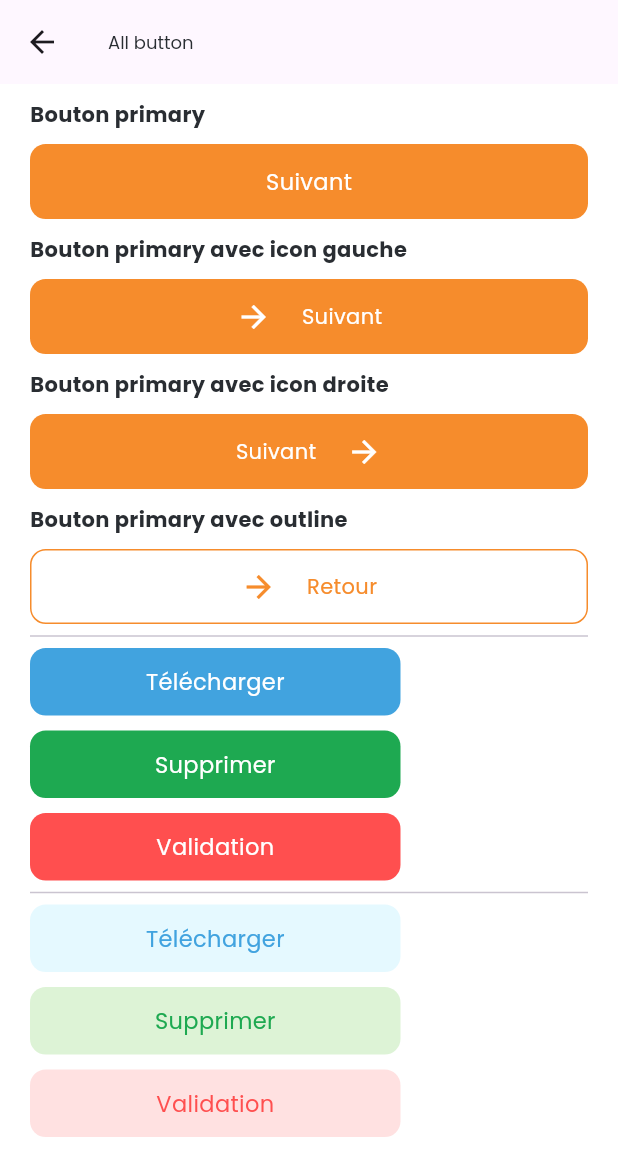
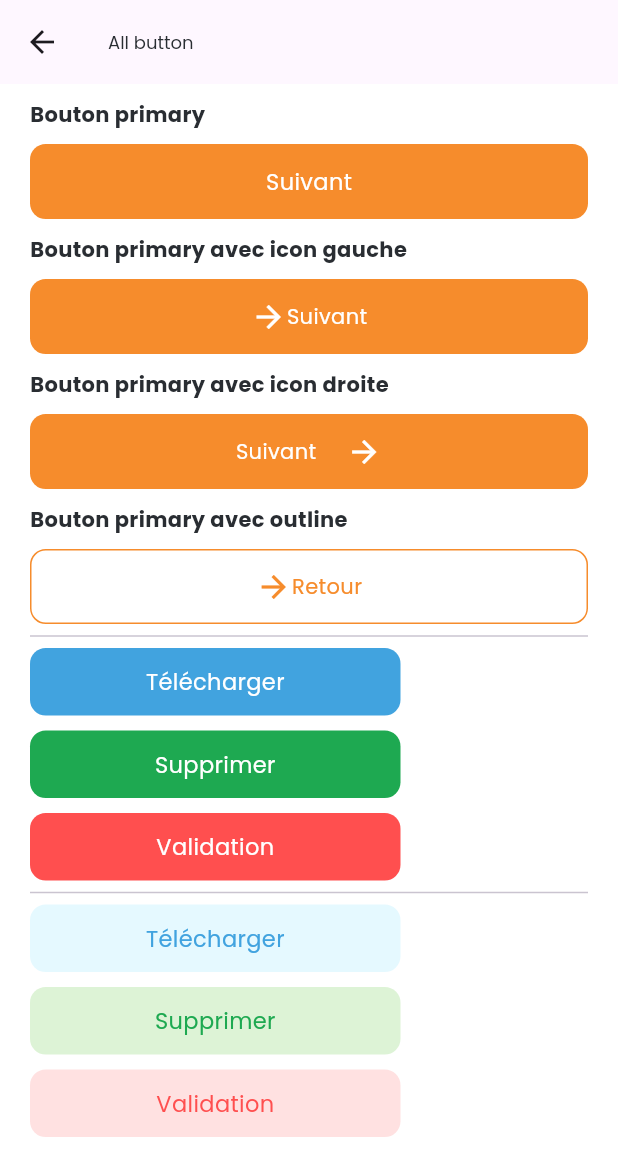
Before and after one commit to Edukever/schoolap-mobile-ui, a Flutter app: the ButtonPage screen opened directly, on a phone screen of 412 x 824 dp. Shown: the top 1176 px of the screen. Run offline on Flutter 3.47's test engine with Material 3 defaults, Android fonts, the phone set to English and light mode, and no system bars; drawn by our look-alikes of auto_size_text; our stand-ins replace dropdown_button2, equatable, flutter_form_builder, flutter_svg, lottie, popover.

Commit message:
Refactor handleIconTap method and adjust icon rendering in CustomCard and SPButtonPrimary
Updated the handleIconTap method in CustomCard to use a switch statement
for improved code clarity. Also, modified SPButtonPrimary to render the
icon conditionally based on its position. No major consequences
foreseen. No associated issues addressed.

```diff
--- a/lib/src/widgets/app_button/sp_button_primary.dart
+++ b/lib/src/widgets/app_button/sp_button_primary.dart
@@ -140,14 +140,12 @@ class SPButtonPrimary<T> extends StatelessWidget {
 
     if (iconPosition == IconPosition.left) {
       children.add(
-        Padding(
-          padding: const EdgeInsets.only(right: 20),
-          child: icon ??
-              Icon(
+        icon ??
+            Icon(
                 Icons.arrow_forward,
                 color: iconOrTextColor ?? Colors.white,
               ),
-        ),
+
       );
     }
 
```
Also changed, not shown: example/lib/fields/custom_card.dart (+12 -2 lines).
